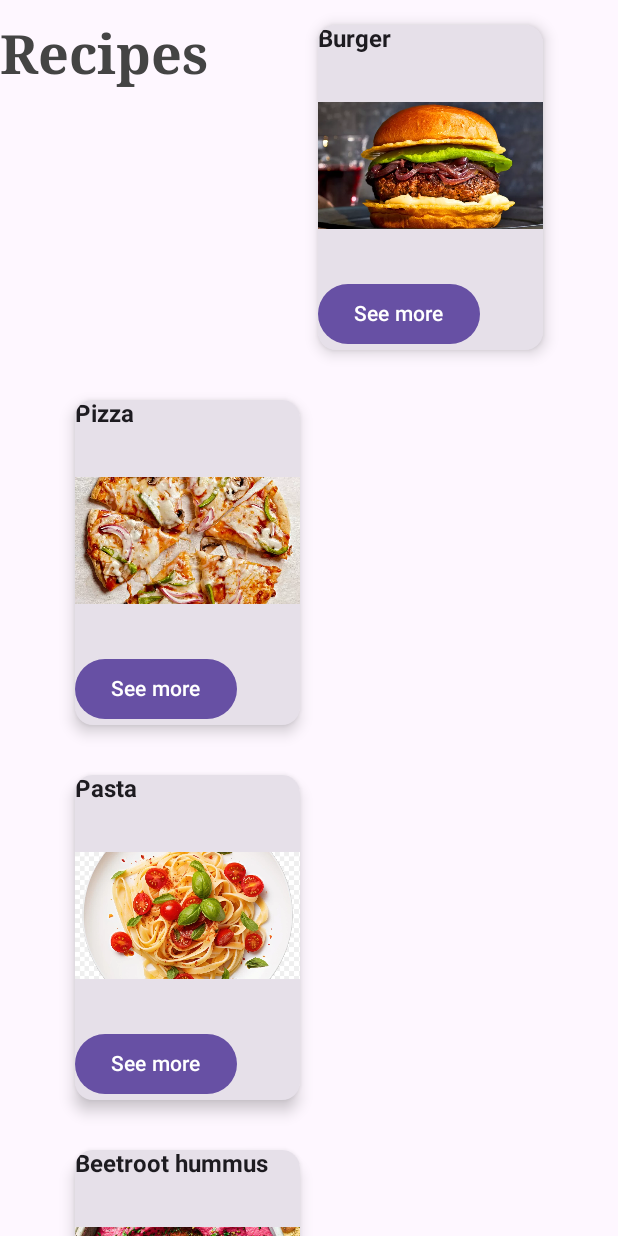
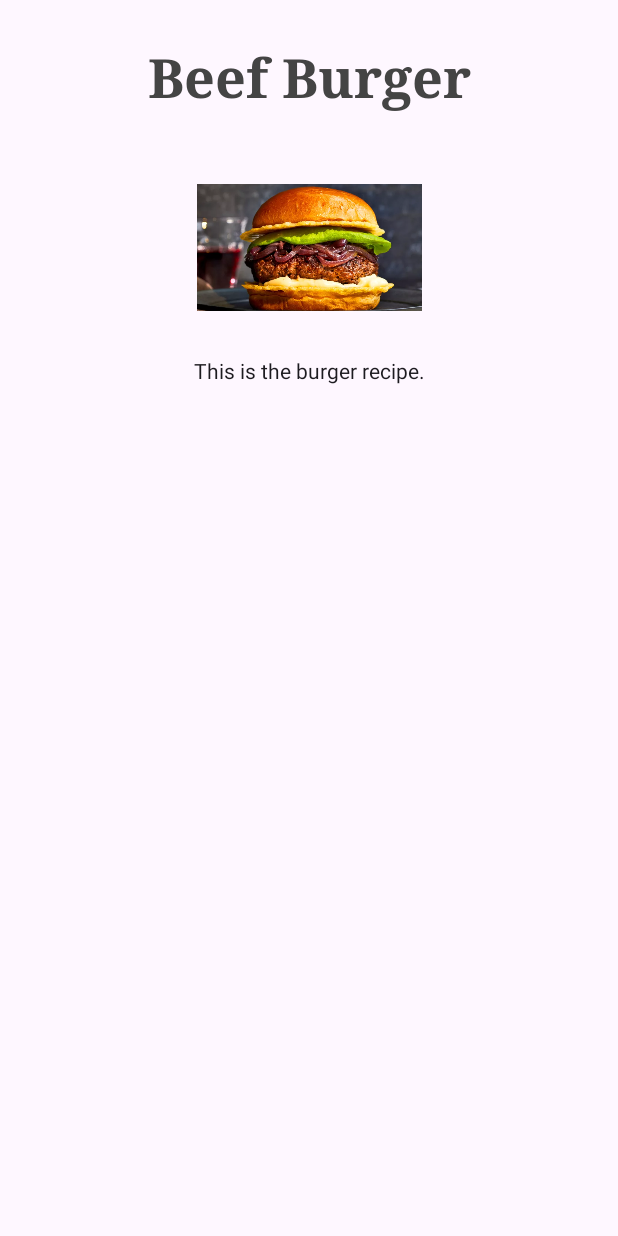
Before and after one commit to aurelialuszcz/MDApp, an Android app built with Jetpack Compose: the ExistingRecipes screen opened directly, with no data from a screen before it, after a tap on "See more", on a phone screen of 412 x 824 dp. Run offline under Robolectric (Android 15) with nearby library versions, the phone set to English and light mode, and no system bars.

Commit message:
recipes windows

```diff
--- /dev/null
+++ b/app/src/main/java/com/example/assignmentmain/BurgerRecipe.kt
@@ -0,0 +1,67 @@
+package com.example.assignmentmain
+
+import android.os.Bundle
+import androidx.activity.ComponentActivity
+import androidx.activity.compose.setContent
+import androidx.compose.foundation.Image
+import androidx.compose.foundation.layout.Arrangement
+import androidx.compose.foundation.layout.Column
+import androidx.compose.foundation.layout.aspectRatio
+import androidx.compose.foundation.layout.fillMaxSize
+import androidx.compose.foundation.layout.padding
+import androidx.compose.foundation.layout.size
+import androidx.compose.material3.MaterialTheme
+import androidx.compose.material3.Surface
+import androidx.compose.material3.Text
+import androidx.compose.runtime.Composable
+import androidx.compose.ui.Alignment
+import androidx.compose.ui.Modifier
+import androidx.compose.ui.graphics.Color
+import androidx.compose.ui.layout.ContentScale
+import androidx.compose.ui.res.painterResource
+import androidx.compose.ui.text.font.FontFamily
+import androidx.compose.ui.text.font.FontWeight
+import androidx.compose.ui.text.style.TextAlign
+import androidx.compose.ui.tooling.preview.Preview
+import androidx.compose.ui.unit.dp
+import androidx.compose.ui.unit.sp
+import com.example.assignmentmain.ui.theme.AssignmentMainTheme
+
+class BurgerRecipe : ComponentActivity() {
+    override fun onCreate(savedInstanceState: Bundle?) {
+        super.onCreate(savedInstanceState)
+        setContent {
+            val burgerImg = painterResource(id = R.drawable.burger)
+            Surface(modifier = Modifier.fillMaxSize()) {
+                Column(
+                    modifier = Modifier.fillMaxSize().padding(16.dp),
+                    verticalArrangement = Arrangement.Top,
+                    horizontalAlignment = Alignment.CenterHorizontally
+                )
+                {
+                    // Welcome title
+                    Text(
+                        "Beef Burger",
+                        color = Color.DarkGray,
+                        fontFamily = FontFamily.Serif,
+                        fontSize = 36.sp,
+                        fontWeight = FontWeight.Bold,
+                        textAlign = TextAlign.Center,
+                        modifier = Modifier.padding(vertical = 16.dp)
+                    )
+                    Image(
+                        painter = burgerImg,
+                        contentDescription = null,
+                        modifier = Modifier
+                            .size(150.dp)
+                            //.clip(CircleShape),
+                            .aspectRatio(16f / 9f),
+                        contentScale = ContentScale.FillWidth
+                    )
+                    Text("This is the burger recipe.")
+                }
+
+            }
+        }
+    }
+}
--- a/app/src/main/java/com/example/assignmentmain/ExistingRecipes.kt
+++ b/app/src/main/java/com/example/assignmentmain/ExistingRecipes.kt
@@ -1,5 +1,6 @@
 package com.example.assignmentmain
 
+import android.content.Intent
 import android.os.Bundle
 import androidx.activity.ComponentActivity
 import androidx.activity.compose.setContent
@@ -86,7 +87,7 @@ class ExistingRecipes : ComponentActivity() {
                 .wrapContentSize(Alignment.Center),
             content = {
                 // Recipe title
-                Text("Burger", fontSize = 16.sp, fontWeight = FontWeight.Bold)
+                Text("Burger", fontSize = 16.sp, fontWeight = FontWeight.Bold, textAlign = TextAlign.Center)
                 // Recipe image
                 Image(
                     painter = burgerImg,
@@ -97,7 +98,7 @@ class ExistingRecipes : ComponentActivity() {
                         .aspectRatio(16f / 9f),
                     contentScale = ContentScale.FillWidth
                 )
-                Button(onClick = { }) {
+                Button(onClick = { startActivity(burgerRecipe()) }) {
                     Text("See more")
                 }
             }
@@ -119,7 +120,7 @@ class ExistingRecipes : ComponentActivity() {
             .wrapContentSize(Alignment.Center),
             content = {
                 // Recipe title
-                Text("Pizza", fontSize = 16.sp, fontWeight = FontWeight.Bold)
+                Text("Pizza", fontSize = 16.sp, fontWeight = FontWeight.Bold, textAlign = TextAlign.Center)
                 // Recipe image
                 Image(
                     painter = pizzaImg,
@@ -130,7 +131,7 @@ class ExistingRecipes : ComponentActivity() {
                         .aspectRatio(16f / 9f),
                     contentScale = ContentScale.FillWidth
                 )
-                Button(onClick = { }) {
+                Button(onClick = { startActivity(pizzaRecipe()) }) {
                     Text("See more")
                 }
             })
@@ -150,7 +151,7 @@ class ExistingRecipes : ComponentActivity() {
             .wrapContentSize(Alignment.Center),
             content = {
                 // Recipe title
-                Text("Pasta", fontSize = 16.sp, fontWeight = FontWeight.Bold)
+                Text("Pasta", fontSize = 16.sp, fontWeight = FontWeight.Bold, textAlign = TextAlign.Center)
                 // Recipe image
                 Image(
                     painter = pastaImg,
@@ -161,7 +162,7 @@ class ExistingRecipes : ComponentActivity() {
                         .aspectRatio(16f / 9f),
                     contentScale = ContentScale.FillWidth
                 )
-                Button(onClick = { }) {
+                Button(onClick = { startActivity(pastaRecipe()) }) {
                     Text("See more")
                 }
             })
@@ -181,7 +182,7 @@ class ExistingRecipes : ComponentActivity() {
             .wrapContentSize(Alignment.Center),
             content = {
                 // Recipe title
-                Text("Beetroot hummus", fontSize = 16.sp, fontWeight = FontWeight.Bold)
+                Text("Beetroot hummus", fontSize = 16.sp, fontWeight = FontWeight.Bold, textAlign = TextAlign.Center)
                 // Recipe image
                 Image(
                     painter = hummusImg,
@@ -192,9 +193,33 @@ class ExistingRecipes : ComponentActivity() {
                     //clip(CircleShape),
                     contentScale = ContentScale.FillWidth
                 )
-                Button(onClick = { }) {
+                Button(onClick = { startActivity(hummusRecipe()) }) {
                     Text("See more")
                 }
             })
     }
+
+    private fun burgerRecipe(): Intent {
+        var intent: Intent = Intent(this, BurgerRecipe::class.java)
+
+        return intent
+    }
+
+    private fun pizzaRecipe() : Intent {
+    var intent: Intent = Intent(this, PizzaRecipe::class.java)
+
+    return intent
+    }
+
+    private fun pastaRecipe() : Intent {
+        var intent: Intent = Intent(this, PastaRecipe::class.java)
+
+        return intent
+    }
+
+    private fun hummusRecipe() : Intent {
+        var intent: Intent = Intent(this, HummusRecipe::class.java)
+
+        return intent
+    }
 }
--- a/app/src/main/java/com/example/assignmentmain/UploadRecipe.kt
+++ b/app/src/main/java/com/example/assignmentmain/UploadRecipe.kt
@@ -1,5 +1,6 @@
 package com.example.assignmentmain
 
+import android.annotation.SuppressLint
 import android.graphics.ImageDecoder
 import android.net.Uri
 import android.os.Build
@@ -38,6 +39,7 @@ import androidx.compose.ui.unit.dp
 import androidx.compose.ui.unit.sp
 
 class UploadRecipe : ComponentActivity() {
+    @SuppressLint("SuspiciousIndentation")
     @OptIn(ExperimentalMaterial3Api::class)
     override fun onCreate(savedInstanceState: Bundle?) {
         super.onCreate(savedInstanceState)
--- a/app/src/main/res/values/strings.xml
+++ b/app/src/main/res/values/strings.xml
@@ -3,4 +3,8 @@
     <string name="title_activity_second_window">SecondWindow</string>
     <string name="title_activity_third_window">ThirdWindow</string>
     <string name="title_activity_fourth_window">FourthWindow</string>
+    <string name="title_activity_burger_recipe">BurgerRecipe</string>
+    <string name="title_activity_pizza_recipe">PizzaRecipe</string>
+    <string name="title_activity_pasta_recipe">PastaRecipe</string>
+    <string name="title_activity_hummus_recipe">HummusRecipe</string>
 </resources>
```
Also changed, not shown: app/build.gradle.kts (+8 -0 lines), app/src/main/AndroidManifest.xml (+20 -0 lines), app/src/main/java/com/example/assignmentmain/HummusRecipe.kt (added, +66 -0 lines), app/src/main/java/com/example/assignmentmain/PastaRecipe.kt (added, +66 -0 lines), app/src/main/java/com/example/assignmentmain/PizzaRecipe.kt (added, +67 -0 lines).
